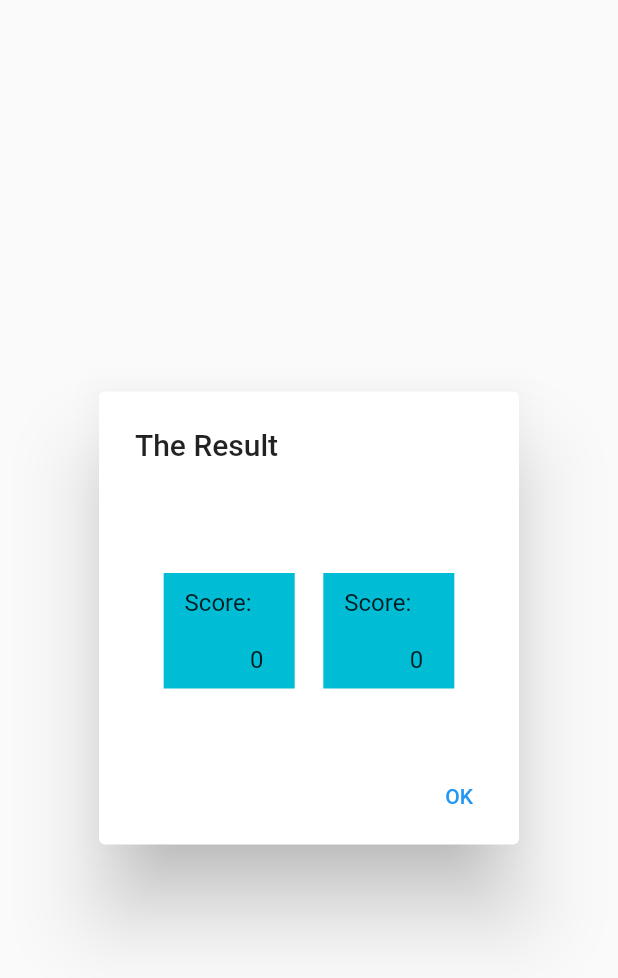
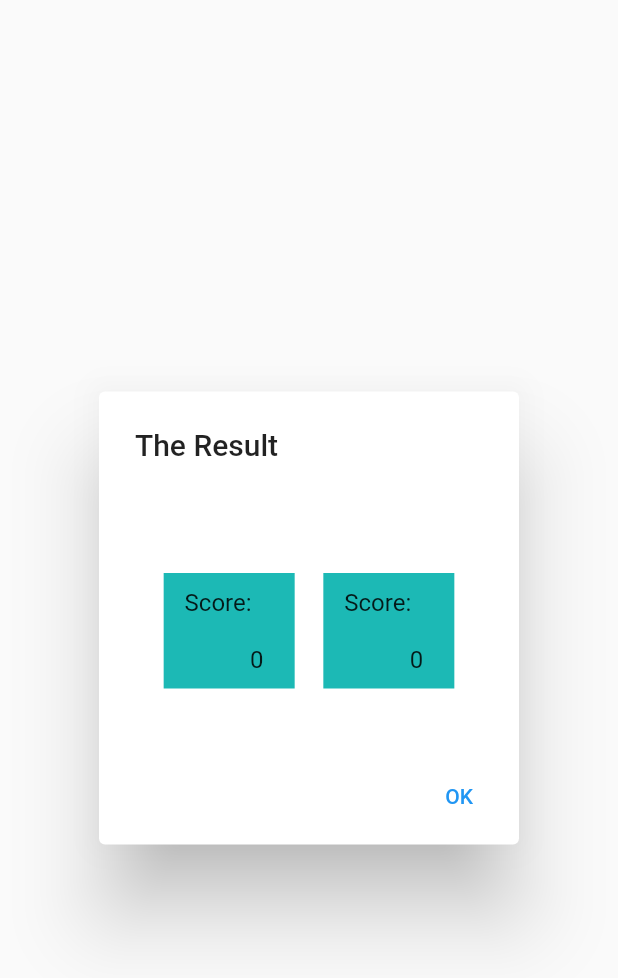
Before and after one commit to Rana-Osama/simple-xo-game, a Flutter app: the DialogBox widget shown alone on an empty page, opened directly with empty values, on a phone screen of 412 x 824 dp. Shown: the top 978 px of the screen. Run offline on Flutter 3.47's test engine with Material 2 defaults, Android fonts, the phone set to English and light mode, and no system bars.

Commit message:
Update DialogBox.dart

```diff
--- a/lib/DialogBox.dart
+++ b/lib/DialogBox.dart
@@ -35,14 +35,14 @@ class DialogBox extends StatelessWidget {
               children: [
                 Container(
                   padding: EdgeInsets.all(10),
-                  color: Colors.cyan,
+                  color: Color(0xFF1CB9B5),
                   child: Text('''${player1} Score:
 
             $score1'''),
                 ),
                 Container(
                   padding: EdgeInsets.all(10),
-                  color: Colors.cyan,
+                  color: Color(0xFF1CB9B5),
                   child: Text('''${player2} Score:
 
             $score2'''),
```
